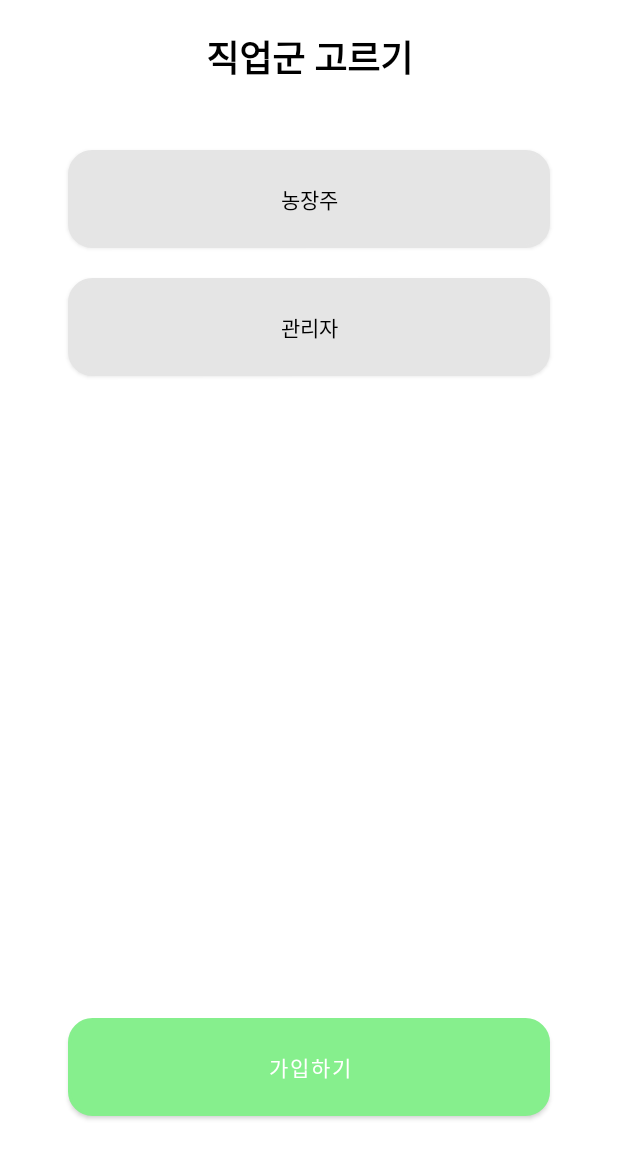
After one commit to BulTTaeng/NURU, an Android app: the CheckTypeForGoogleFragment screen opened through its navigation route, on a phone screen of 412 x 824 dp. The commit adds this screen. Shown: the top 1159 px of the screen. Run offline under Robolectric (Android 15) with nearby library versions, the phone set to English and light mode, and no system bars; our stand-ins replace Firebase (no records; nobody signed in at launch, a user with empty details on screens opened directly); 1 statement that could not run was skipped.

Commit message:
Fix: 회원탈퇴 , 로그아웃 , 구글 로그인 구글 로그인 수정 , admin farmer 선택 구글 로그인시 뒤로가기 막아 놓았음 만약 farmer admin 선택 안하면 firebase에 안올라가서 나중에 터질 가능성 있음 따라서 onPause에서 firebase에 넣어줌 회원탈퇴 및 로그아웃 수정

```diff
--- /dev/null
+++ b/app/src/main/java/com/example/nuru/Fragment/CheckTypeForGoogleFragment.kt
@@ -0,0 +1,138 @@
+package com.example.nuru.Fragment
+
+import android.content.Context
+import android.content.Intent
+import android.os.Bundle
+import android.util.Log
+import androidx.fragment.app.Fragment
+import android.view.LayoutInflater
+import android.view.View
+import android.view.ViewGroup
+import android.widget.Toast
+import androidx.activity.OnBackPressedCallback
+import androidx.databinding.adapters.ToolbarBindingAdapter
+import androidx.navigation.fragment.navArgs
+import com.example.nuru.LoginActivity
+import com.example.nuru.MyPageActivity
+import com.example.nuru.R
+import com.google.android.gms.auth.api.signin.GoogleSignIn
+import com.google.android.gms.auth.api.signin.GoogleSignInAccount
+import com.google.firebase.auth.FirebaseAuth
+import com.google.firebase.auth.GoogleAuthProvider
+import com.google.firebase.firestore.FirebaseFirestore
+import kotlinx.android.synthetic.main.fragment_check_type_for_google.*
+
+class CheckTypeForGoogleFragment : Fragment() {
+
+    lateinit var loginActivity: LoginActivity
+    val firebaseAuth = FirebaseAuth.getInstance()
+    val db = FirebaseFirestore.getInstance()
+    lateinit var args: CheckTypeForGoogleFragmentArgs
+    private lateinit var callback: OnBackPressedCallback
+
+    override fun onAttach(context: Context) {
+        super.onAttach(context)
+        loginActivity = context as LoginActivity
+
+        callback = object : OnBackPressedCallback(true) {
+            override fun handleOnBackPressed() {
+                Toast.makeText(loginActivity , R.string.back_impossible , Toast.LENGTH_SHORT).show()
+            }
+        }
+        requireActivity().onBackPressedDispatcher.addCallback(this, callback)
+    }
+
+    override fun onCreate(savedInstanceState: Bundle?) {
+        super.onCreate(savedInstanceState)
+    }
+
+    override fun onCreateView(
+        inflater: LayoutInflater, container: ViewGroup?,
+        savedInstanceState: Bundle?
+    ): View? {
+        // Inflate the layout for this fragment
+        return inflater.inflate(R.layout.fragment_check_type_for_google, container, false)
+    }
+
+    override fun onViewCreated(view: View, savedInstanceState: Bundle?) {
+        super.onViewCreated(view, savedInstanceState)
+        progressBar_googleSignUp.visibility = View.GONE
+
+        val arg by navArgs<CheckTypeForGoogleFragmentArgs>()
+        args = arg
+
+        btn_signUp.setOnClickListener {
+            progressBar_googleSignUp.visibility = View.VISIBLE
+            if(!toggle_admin.isChecked && !toggle_farmer.isChecked){
+                Toast.makeText(loginActivity , R.string.select_admin_farm , Toast.LENGTH_LONG).show()
+            }
+            else{
+                writeNewUserWithTaskListeners(args.signUpInfo!!.userId ,
+                    args.signUpInfo!!.name , args.signUpInfo!!.email ,
+                    args.signUpInfo!!.type , toggle_farmer.isChecked ,
+                    toggle_admin.isChecked)
+                Log.d("aaaaaaaaaaaaa" , args.signUpInfo!!.userId)
+            }
+        }
+
+        toggle_farmer.setOnClickListener{
+            Log.d("toggle_farmer" , toggle_farmer.isChecked.toString())
+        }
+
+        toggle_admin.setOnClickListener{
+            Log.d("toggle_admin" , toggle_admin.isChecked.toString())
+        }
+
+    }
+
+    //만약 이 페이지에서 프래그먼트 중단 상황이 발생하면
+    //auth에는 로그인이 되 있는데, firebase에는 정보가 없는 상황이 발생해서 앱이 팅김
+    //따라서 onPause에서 임시적으로 firebase에 값을 넣어준다
+    override fun onPause() {
+        super.onPause()
+        writeNewUserWithTaskListeners(args.signUpInfo!!.userId ,
+            args.signUpInfo!!.name , args.signUpInfo!!.email ,
+            args.signUpInfo!!.type , toggle_farmer.isChecked ,
+            toggle_admin.isChecked)
+    }
+
+    override fun onDetach() {
+        super.onDetach()
+        callback.remove()
+    }
+
+    private fun writeNewUserWithTaskListeners(userId: String, name: String, email: String, type : String, isFarmer : Boolean, isAdmin : Boolean) {
+
+            val str = ArrayList<String>()
+            str.add("zerozero")
+
+            val data = hashMapOf(
+                "name" to name,
+                "userId" to userId,
+                "email" to email,
+                "type" to type,
+                "farmList" to str,
+                "isAdmin" to isAdmin,
+                "isFarmer" to isFarmer
+            )
+
+            db.collection("user").document(userId)
+                .set(data).addOnCompleteListener{
+                    if(it.isSuccessful){
+                        Log.d("success" , "ssssssssssss")
+                        val ass = Intent(context, MyPageActivity::class.java)
+                        startActivity(ass)
+                        //LoginController.navigate(R.id.action_loginFragment2_to_myPageActivity)
+                        activity?.finish()
+                    }
+                    else{
+                        Log.d("ffffffffff" , "fffffffffffffffffffff")
+                        progressBar_googleSignUp.visibility = View.GONE
+
+                    }
+                }
+        //.addOnSuccessListener { Log.d(TAG, "DocumentSnapshot successfully written!") }
+        //.addOnFailureListener { e -> Log.w(TAG, "Error writing document", e) }
+
+    }
+}
--- a/app/src/main/java/com/example/nuru/LoginActivity.kt
+++ b/app/src/main/java/com/example/nuru/LoginActivity.kt
@@ -60,4 +60,7 @@ class LoginActivity : AppCompatActivity(), View.OnClickListener {
         backPressedTime = System.currentTimeMillis()
     }*/
 
+    override fun onBackPressed() {
+    }
+
 }
--- /dev/null
+++ b/app/src/main/res/drawable/radius_gray.xml
@@ -0,0 +1,12 @@
+<?xml version="1.0" encoding="utf-8"?>
+<shape xmlns:android="http://schemas.android.com/apk/res/android"
+    android:shape="rectangle" android:padding = "10dp">
+    <solid android:color="@color/gray"></solid>
+    <corners
+        android:bottomLeftRadius="15dp"
+        android:bottomRightRadius="15dp"
+        android:topLeftRadius="15dp"
+        android:topRightRadius="15dp"></corners>
+    <stroke android:width="2dp"
+        android:color="@color/gray"></stroke>
+</shape>
--- /dev/null
+++ b/app/src/main/res/drawable/radius_green.xml
@@ -0,0 +1,12 @@
+<?xml version="1.0" encoding="utf-8"?>
+<shape xmlns:android="http://schemas.android.com/apk/res/android"
+    android:shape="rectangle" android:padding = "10dp">
+    <solid android:color="@color/light_green"></solid>
+    <corners
+        android:bottomLeftRadius="15dp"
+        android:bottomRightRadius="15dp"
+        android:topLeftRadius="15dp"
+        android:topRightRadius="15dp"></corners>
+    <stroke android:width="2dp"
+        android:color="@color/light_green"></stroke>
+</shape>
--- /dev/null
+++ b/app/src/main/res/layout/fragment_check_type_for_google.xml
@@ -0,0 +1,82 @@
+<?xml version="1.0" encoding="utf-8"?>
+<androidx.constraintlayout.widget.ConstraintLayout xmlns:android="http://schemas.android.com/apk/res/android"
+    xmlns:app="http://schemas.android.com/apk/res-auto"
+    xmlns:tools="http://schemas.android.com/tools"
+    android:layout_width="match_parent"
+    android:layout_height="match_parent"
+    tools:context=".Fragment.CheckTypeForGoogleFragment">
+
+    <TextView
+        android:id="@+id/txt_selectJob"
+        android:layout_width="match_parent"
+        android:layout_height="wrap_content"
+        android:layout_marginStart="45dp"
+        android:layout_marginTop="20dp"
+        android:layout_marginEnd="45dp"
+        android:text="@string/select_job"
+        android:textAlignment="center"
+        android:textSize="24dp"
+        android:textColor="@color/black"
+        android:textStyle="bold"
+        app:layout_constraintEnd_toEndOf="parent"
+        app:layout_constraintStart_toStartOf="parent"
+        app:layout_constraintTop_toTopOf="parent" />
+
+
+    <ToggleButton
+        android:id="@+id/toggle_farmer"
+        android:layout_width="match_parent"
+        android:layout_height="65dp"
+        android:layout_marginStart="45dp"
+        android:layout_marginTop="44dp"
+        android:layout_marginEnd="45dp"
+        android:background="@drawable/radius_gray"
+        android:text="ToggleButton"
+        android:textOff="@string/farmer"
+        android:textOn="농장주 선택됨"
+        android:textColor="@color/black"
+        app:layout_constraintEnd_toEndOf="parent"
+        app:layout_constraintStart_toStartOf="parent"
+        app:layout_constraintTop_toBottomOf="@+id/txt_selectJob" />
+
+    <ToggleButton
+        android:id="@+id/toggle_admin"
+        android:layout_width="match_parent"
+        android:layout_height="65dp"
+        android:layout_marginStart="45dp"
+        android:layout_marginTop="20dp"
+        android:layout_marginEnd="45dp"
+        android:background="@drawable/radius_gray"
+        android:text="ToggleButton"
+        android:textOn="관리자 선택됨"
+        android:textOff="@string/admin"
+        android:textColor="@color/black"
+        app:layout_constraintEnd_toEndOf="parent"
+        app:layout_constraintStart_toStartOf="parent"
+        app:layout_constraintTop_toBottomOf="@+id/toggle_farmer" />
+
+    <Button
+        android:id="@+id/btn_signUp"
+        android:layout_width="match_parent"
+        android:layout_height="65dp"
+        android:layout_marginStart="45dp"
+        android:layout_marginEnd="45dp"
+        android:layout_marginBottom="80dp"
+        android:text="@string/signup"
+        android:background="@drawable/radius_green"
+        app:layout_constraintBottom_toBottomOf="parent"
+        app:layout_constraintEnd_toEndOf="parent"
+        app:layout_constraintStart_toStartOf="parent" />
+
+    <ProgressBar
+        android:id="@+id/progressBar_googleSignUp"
+        style="?android:attr/progressBarStyle"
+        android:layout_width="wrap_content"
+        android:layout_height="wrap_content"
+        app:layout_constraintBottom_toBottomOf="parent"
+        app:layout_constraintEnd_toEndOf="parent"
+        app:layout_constraintStart_toStartOf="parent"
+        app:layout_constraintTop_toTopOf="parent" />
+
+
+</androidx.constraintlayout.widget.ConstraintLayout>
--- a/app/src/main/res/layout/fragment_login2.xml
+++ b/app/src/main/res/layout/fragment_login2.xml
@@ -45,7 +45,6 @@
                 android:layout_marginBottom="20dp"
                 android:hint="@string/password"
                 android:inputType="textPassword"
-                android:maxLength="8"
                 android:padding="10dp"
                 app:layout_constraintBottom_toTopOf="@id/btnSignIn2"
                 app:layout_constraintEnd_toEndOf="@id/etEmail"
--- a/app/src/main/res/navigation/login_nav_graph.xml
+++ b/app/src/main/res/navigation/login_nav_graph.xml
@@ -19,6 +19,9 @@
         <action
             android:id="@+id/action_loginFragment2_to_myPageActivity"
             app:destination="@id/myPageActivity" />
+        <action
+            android:id="@+id/action_loginFragment2_to_checkTypeForGoogleFragment"
+            app:destination="@id/checkTypeForGoogleFragment" />
     </fragment>
     <fragment
         android:id="@+id/signupFragment"
@@ -39,4 +42,15 @@
         android:name="com.example.nuru.MyPageActivity"
         android:label="activity_my_page"
         tools:layout="@layout/activity_my_page" />
+    <fragment
+        android:id="@+id/checkTypeForGoogleFragment"
+        android:name="com.example.nuru.Fragment.CheckTypeForGoogleFragment"
+        android:label="fragment_check_type_for_google"
+        tools:layout="@layout/fragment_check_type_for_google">
+        <argument
+            android:name="signUpInfo"
+            app:argType="com.example.nuru.model.SignUpInfo"
+            app:nullable="true" />
+
+    </fragment>
 </navigation>
--- a/app/src/main/res/values/strings.xml
+++ b/app/src/main/res/values/strings.xml
@@ -73,4 +73,12 @@
     <string name="problem_try_later">문제가 발생했습니다. 잠시 후 다시 시도해주세요</string>
     <string name="comments_rewrite">댓글 작성중 오류가 생겼습니다. 재작성 부탁드립니다</string>
     <string name="delete_comments">정말 댓글을 삭제 할까요?</string>
+    <string name="select_job">직업군 고르기</string>
+    <string name="signup">가입하기</string>
+    <string name="farmer">농장주</string>
+    <string name="admin">관리자</string>
+    <string name="back_impossible">회원가입중에는 이동할 수 없습니다.</string>
+    <string name="success_withdrawal">회원 탈퇴에 성공했습니다</string>
+    <string name="fail_withdrawal">회원 탈퇴에 실패했습니다</string>
+
 </resources>
```
Also changed, not shown: app/src/main/java/com/example/nuru/Fragment/LoginFragment.kt (+14 -7 lines), app/src/main/java/com/example/nuru/Fragment/SettingFragment.kt (+67 -6 lines), app/src/main/java/com/example/nuru/model/SignUpInfo.kt (added, +13 -0 lines), app/src/main/java/com/example/nuru/model/User.kt (deleted, +0 -9 lines), app/src/main/res/drawable/radius_white.xml (added, +12 -0 lines), app/src/main/res/layout/fragment_setting.xml (+10 -0 lines), 1 other file.
